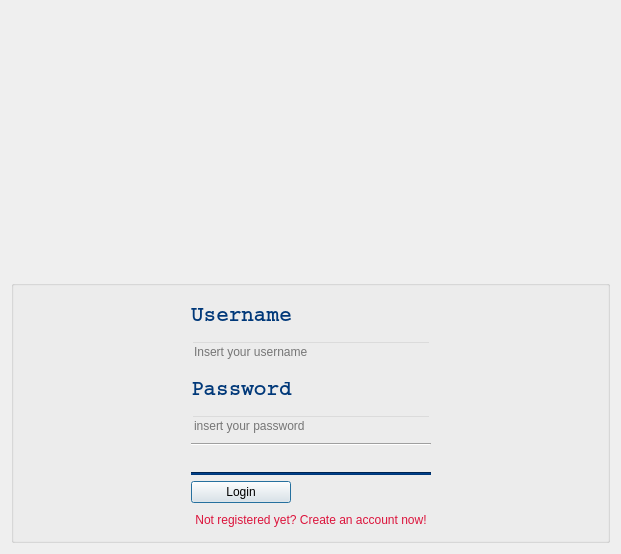
PoliDox/PoliDox, file client/log_dialog.ui: the form before one commit.
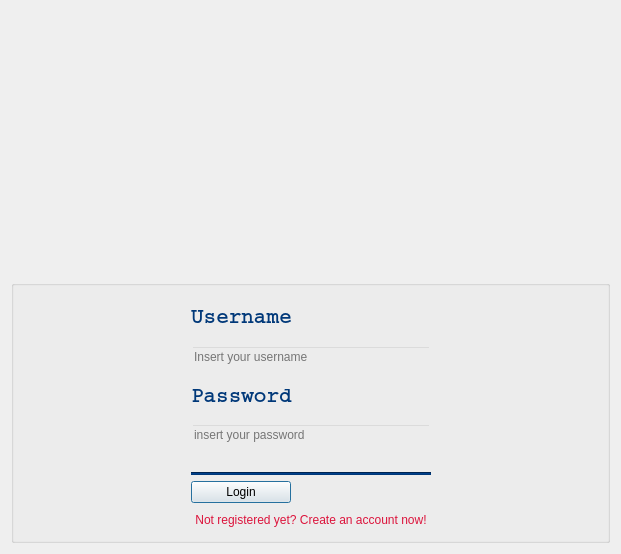
The form after the commit. Icons and pictures are not drawn.

Commit message: improved registration form

What changed in the file:
```diff
--- a/client/log_dialog.ui
+++ b/client/log_dialog.ui
@@ -205,13 +205,6 @@
           </property>
          </widget>
         </item>
-        <item>
-         <widget class="Line" name="line">
-          <property name="orientation">
-           <enum>Qt::Horizontal</enum>
-          </property>
-         </widget>
-        </item>
         <item>
          <spacer name="verticalSpacer">
           <property name="orientation">
```
The commit also changes 2 other files.
